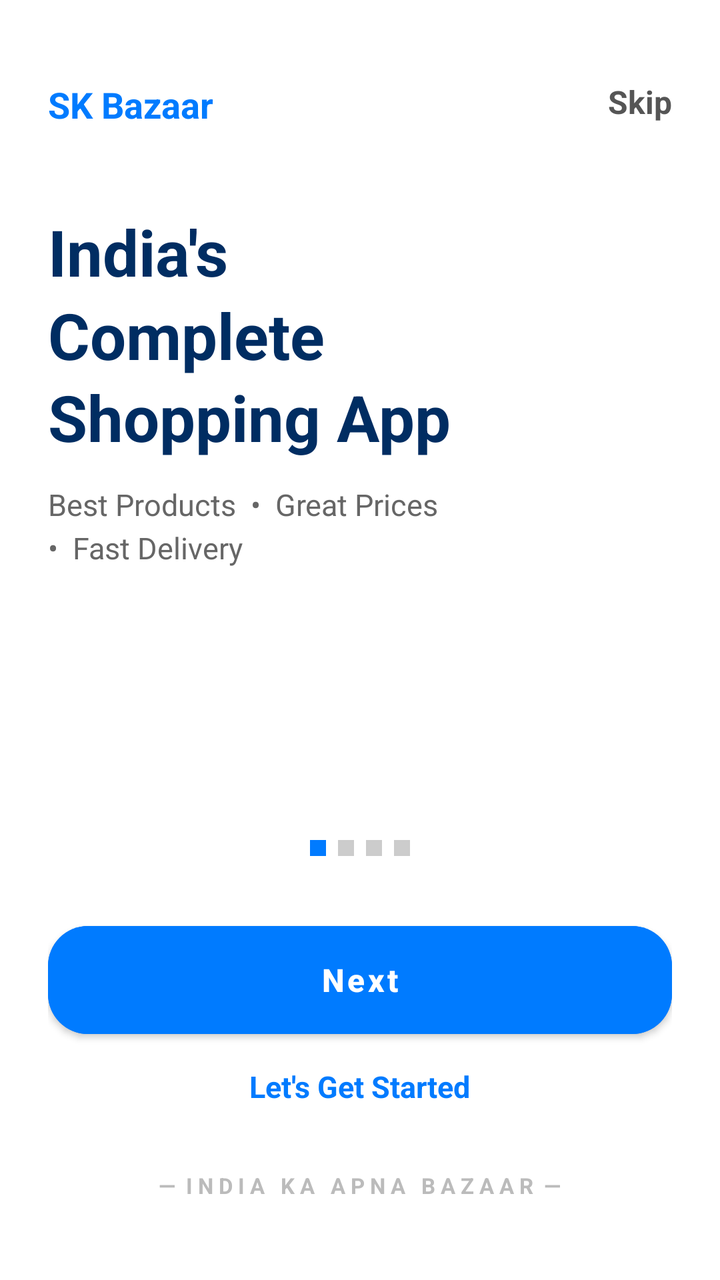
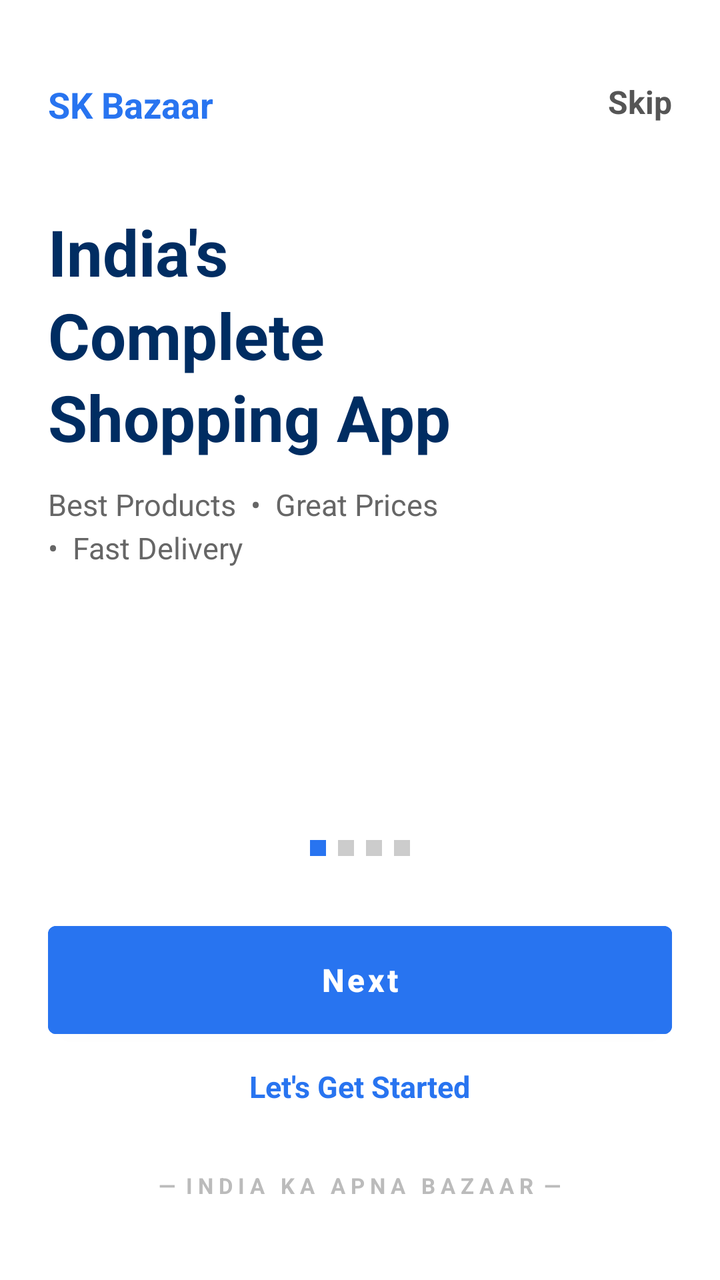

Screens rendered from an Android XML layout before and after an edit, with the pre-edit source and the edit as a unified diff.
<!-- AndroidManifest.xml: application theme Theme.SKRozaanaBazaar -->
<!-- res/layout/activity_onboarding.xml -->
<?xml version="1.0" encoding="utf-8"?>
<RelativeLayout xmlns:android="http://schemas.android.com/apk/res/android"
    android:layout_width="match_parent"
    android:layout_height="match_parent"
    android:background="#FFFFFF"
    android:padding="24dp">

    
    <RelativeLayout
        android:id="@+id/layoutHeader"
        android:layout_width="match_parent"
        android:layout_height="wrap_content"
        android:layout_marginTop="16dp">

        <TextView
            android:layout_width="wrap_content"
            android:layout_height="wrap_content"
            android:text="SK Bazaar"
            android:textColor="#007BFF"
            android:textSize="18sp"
            android:textStyle="bold" />

        <TextView
            android:id="@+id/tvSkip"
            android:layout_width="wrap_content"
            android:layout_height="wrap_content"
            android:layout_alignParentEnd="true"
            android:text="Skip"
            android:textColor="#555555"
            android:textSize="16sp"
            android:textStyle="bold"
            android:clickable="true"
            android:focusable="true" />
    </RelativeLayout>

    
    <LinearLayout
        android:layout_width="match_parent"
        android:layout_height="wrap_content"
        android:layout_below="@id/layoutHeader"
        android:layout_marginTop="40dp"
        android:orientation="vertical">

        <TextView
            android:layout_width="wrap_content"
            android:layout_height="wrap_content"
            android:text="India's\nComplete\nShopping App"
            android:textColor="#002D62"
            android:textSize="32sp"
            android:textStyle="bold"
            android:lineSpacingMultiplier="1.1" />

        <TextView
            android:layout_width="wrap_content"
            android:layout_height="wrap_content"
            android:layout_marginTop="12dp"
            android:text="Best Products  •  Great Prices\n•  Fast Delivery"
            android:textColor="#666666"
            android:textSize="15sp"
            android:lineSpacingMultiplier="1.2" />
    </LinearLayout>

    
    <LinearLayout
        android:layout_width="match_parent"
        android:layout_height="wrap_content"
        android:layout_alignParentBottom="true"
        android:gravity="center"
        android:orientation="vertical"
        android:layout_marginBottom="16dp">

        
        <LinearLayout
            android:layout_width="wrap_content"
            android:layout_height="wrap_content"
            android:orientation="horizontal"
            android:layout_marginBottom="32dp">
            <View android:layout_width="8dp" android:layout_height="8dp" android:background="#007BFF" android:layout_margin="3dp"/>
            <View android:layout_width="8dp" android:layout_height="8dp" android:background="#CCCCCC" android:layout_margin="3dp"/>
            <View android:layout_width="8dp" android:layout_height="8dp" android:background="#CCCCCC" android:layout_margin="3dp"/>
            <View android:layout_width="8dp" android:layout_height="8dp" android:background="#CCCCCC" android:layout_margin="3dp"/>
        </LinearLayout>

        <Button
            android:id="@+id/btnNext"
            android:layout_width="match_parent"
            android:layout_height="54dp"
            android:text="Next"
            android:textColor="#FFFFFF"
            android:textSize="16sp"
            android:textStyle="bold"
            android:backgroundTint="#007BFF" />

        <TextView
            android:id="@+id/tvGetStarted"
            android:layout_width="wrap_content"
            android:layout_height="wrap_content"
            android:layout_marginTop="16dp"
            android:text="Let's Get Started"
            android:textColor="#007BFF"
            android:textSize="15sp"
            android:textStyle="bold"
            android:clickable="true"
            android:focusable="true" />

        <TextView
            android:layout_width="wrap_content"
            android:layout_height="wrap_content"
            android:layout_marginTop="32dp"
            android:text="—  I N D I A   K A   A P N A   B A Z A A R  —"
            android:textColor="#BBBBBB"
            android:textSize="11sp"
            android:textStyle="bold" />
    </LinearLayout>

</RelativeLayout>
<!-- resources referenced by this layout -->
<resources>
  <style name="Theme.SKRozaanaBazaar" parent="Theme.MaterialComponents.DayNight.NoActionBar">
          
          <item name="colorPrimary">@color/colorPrimary</item>
          <item name="colorPrimaryVariant">@color/colorPrimary</item>
          <item name="colorOnPrimary">@color/white</item>
          
          <item name="colorSecondary">@color/colorSecondary</item>
          <item name="colorSecondaryVariant">@color/colorSecondary</item>
          <item name="colorOnSecondary">@color/white</item>
          
          <item name="android:statusBarColor" tools:targetApi="l">?attr/colorPrimary</item>
  
          
          <item name="materialButtonStyle">@style/Widget.App.Button</item>
          <item name="materialCardViewStyle">@style/Widget.App.Card</item>
      </style>
  <color name="colorPrimary">#007BFF</color>
  <color name="white">#FFFFFFFF</color>
  <color name="colorSecondary">#FB641B</color>
  <style name="Widget.App.Button" parent="Widget.MaterialComponents.Button">
          <item name="shapeAppearanceOverlay">@style/ShapeAppearance.App.Rounded</item>
          <item name="android:insetTop">0dp</item>
          <item name="android:insetBottom">0dp</item>
          <item name="android:textAllCaps">false</item>
      </style>
  <style name="Widget.App.Card" parent="Widget.MaterialComponents.CardView">
          <item name="shapeAppearanceOverlay">@style/ShapeAppearance.App.Rounded.Large</item>
          <item name="cardElevation">2dp</item>
      </style>
  <style name="ShapeAppearance.App.Rounded" parent="ShapeAppearance.MaterialComponents.SmallComponent">
          <item name="cornerFamily">rounded</item>
          <item name="cornerSize">20dp</item>
      </style>
  <style name="ShapeAppearance.App.Rounded.Large" parent="ShapeAppearance.MaterialComponents.MediumComponent">
          <item name="cornerFamily">rounded</item>
          <item name="cornerSize">16dp</item>
      </style>
</resources>

<!-- the commit's change to res/layout/activity_onboarding.xml (unified diff, before → after) -->
@@ -16,7 +16,7 @@
             android:layout_width="wrap_content"
             android:layout_height="wrap_content"
             android:text="SK Bazaar"
-            android:textColor="#007BFF"
+            android:textColor="#2874F0"
             android:textSize="18sp"
             android:textStyle="bold" />
 
@@ -75,7 +75,7 @@
             android:layout_height="wrap_content"
             android:orientation="horizontal"
             android:layout_marginBottom="32dp">
-            <View android:layout_width="8dp" android:layout_height="8dp" android:background="#007BFF" android:layout_margin="3dp"/>
+            <View android:layout_width="8dp" android:layout_height="8dp" android:background="#2874F0" android:layout_margin="3dp"/>
             <View android:layout_width="8dp" android:layout_height="8dp" android:background="#CCCCCC" android:layout_margin="3dp"/>
             <View android:layout_width="8dp" android:layout_height="8dp" android:background="#CCCCCC" android:layout_margin="3dp"/>
             <View android:layout_width="8dp" android:layout_height="8dp" android:background="#CCCCCC" android:layout_margin="3dp"/>
@@ -89,7 +89,7 @@
             android:textColor="#FFFFFF"
             android:textSize="16sp"
             android:textStyle="bold"
-            android:backgroundTint="#007BFF" />
+            android:backgroundTint="#2874F0" />
 
         <TextView
             android:id="@+id/tvGetStarted"
@@ -97,7 +97,7 @@
             android:layout_height="wrap_content"
             android:layout_marginTop="16dp"
             android:text="Let's Get Started"
-            android:textColor="#007BFF"
+            android:textColor="#2874F0"
             android:textSize="15sp"
             android:textStyle="bold"
             android:clickable="true"
<!-- resource entries referenced after the edit -->
@@ -16,7 +16,7 @@
           <item name="materialButtonStyle">@style/Widget.App.Button</item>
           <item name="materialCardViewStyle">@style/Widget.App.Card</item>
       </style>
-  <color name="colorPrimary">#007BFF</color>
+  <color name="colorPrimary">#2874F0</color>
   <color name="white">#FFFFFFFF</color>
   <color name="colorSecondary">#FB641B</color>
   <style name="Widget.App.Button" parent="Widget.MaterialComponents.Button">
@@ -27,15 +27,16 @@
       </style>
   <style name="Widget.App.Card" parent="Widget.MaterialComponents.CardView">
           <item name="shapeAppearanceOverlay">@style/ShapeAppearance.App.Rounded.Large</item>
-          <item name="cardElevation">2dp</item>
+          <item name="cardElevation">1dp</item>
+          <item name="android:layout_margin">4dp</item>
       </style>
   <style name="ShapeAppearance.App.Rounded" parent="ShapeAppearance.MaterialComponents.SmallComponent">
           <item name="cornerFamily">rounded</item>
-          <item name="cornerSize">20dp</item>
+          <item name="cornerSize">4dp</item>
       </style>
   <style name="ShapeAppearance.App.Rounded.Large" parent="ShapeAppearance.MaterialComponents.MediumComponent">
           <item name="cornerFamily">rounded</item>
-          <item name="cornerSize">16dp</item>
+          <item name="cornerSize">8dp</item>
       </style>
 </resources>
 
